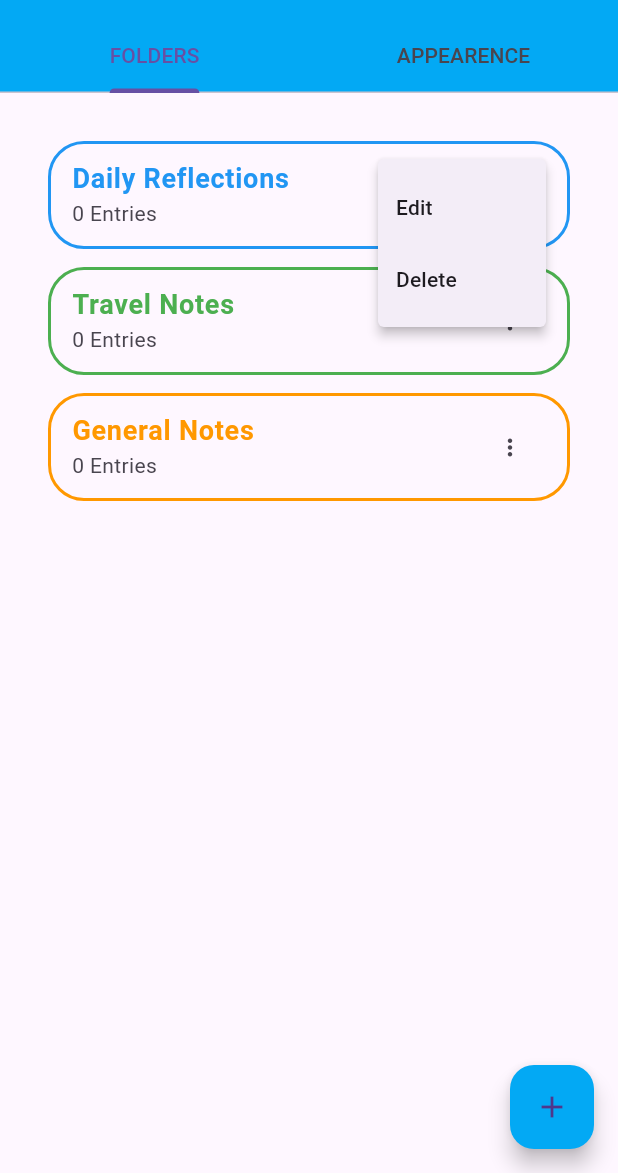
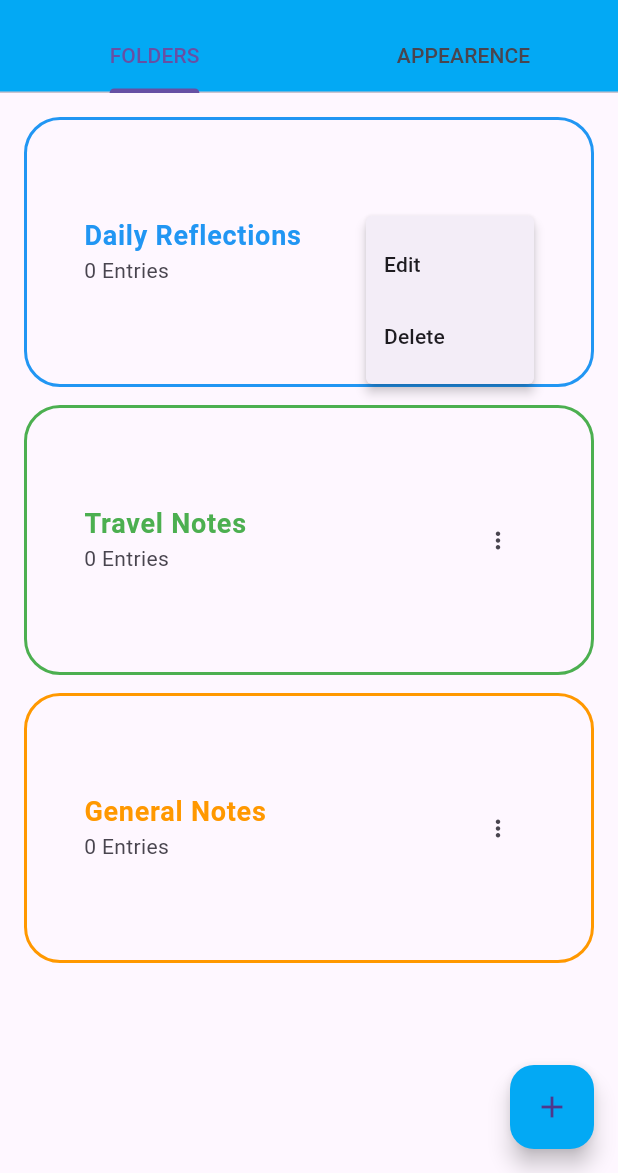
Before and after one commit to Albi2708/flutter_journal_app, a Flutter app: the screen it shows after launch, after a tap on the "more vert" icon, on a phone screen of 412 x 824 dp, the part 63-1236 px from its top. Run offline on Flutter 3.47's test engine with Material 3 defaults, Android fonts, the phone set to English and light mode, and no system bars; our stand-ins replace image_picker, logger, sqflite, sqflite_common_ffi; accounts and stored records are empty.

Commit message:
Improved code documentation

```diff
--- a/lib/screens/home_screen.dart
+++ b/lib/screens/home_screen.dart
@@ -8,16 +8,26 @@ import '../models/folder.dart';
 import '../providers/app_settings.dart';
 import '../widgets/custom_alert_dialog.dart';
 
+/// The main screen showing user-defined folders and appearance settings.
+///
+/// Provides two tabs:
+///  - **Folders**: list, create, edit, delete folders
+///  - **Appearance**: toggle dark mode and pick header color
 class HomeScreen extends StatefulWidget {
   const HomeScreen({super.key});
+
   @override
   State<HomeScreen> createState() => _HomeScreenState();
 }
 
 class _HomeScreenState extends State<HomeScreen> with RouteAware {
+  /// Helper instance for SQLite operations.
   final db = DatabaseHelper();
+
+  /// Current list of folders loaded from the database.
   List<Folder> _folders = [];
 
+  /// Palette of colors available for folders and header.
   static const Map<String, Color> _colorOptions = {
     'Green': Color(0xFF4CAF50),
     'Blue': Color(0xFF2196F3),
@@ -38,9 +48,13 @@ class _HomeScreenState extends State<HomeScreen> with RouteAware {
     _loadFolders();
   }
 
+  /// Loads all folders from the database.
+  ///
+  /// If none exist, seeds the defaults and reloads.
   Future<void> _loadFolders() async {
     final list = await db.getAllFolders();
     if (list.isEmpty) {
+      // Seed default folders on first run
       for (final f in [
         Folder(name: 'Daily Reflections', color: _colorOptions['Blue']!),
         Folder(name: 'Travel Notes', color: _colorOptions['Green']!),
@@ -55,31 +69,9 @@ class _HomeScreenState extends State<HomeScreen> with RouteAware {
     setState(() {});
   }
 
-  void _addFolder(String name, Color color) async {
-    final id = await db.insertFolder(Folder(name: name, color: color));
-    setState(() {
-      _folders.add(Folder(id: id, name: name, color: color));
-    });
-  }
-
-  @override
-  void didChangeDependencies() {
-    super.didChangeDependencies();
-    final route = ModalRoute.of(context)!;
-    routeObserver.subscribe(this, route);
-  }
-
-  @override
-  void dispose() {
-    routeObserver.unsubscribe(this);
-    super.dispose();
-  }
-
-  @override
-  void didPopNext() {
-    setState(() {});
-  }
-
+  /// Shows the add/edit folder dialog.
+  ///
+  /// If [folder] is provided, populates fields for editing.
   void _showFolderDialog({Folder? folder}) {
     final isEditing = folder != null;
     String name = folder?.name ?? '';
@@ -145,10 +137,12 @@ class _HomeScreenState extends State<HomeScreen> with RouteAware {
                       if (trimmed.isEmpty) return;
                       final color = _colorOptions[selectedKey]!;
                       if (isEditing) {
+                        // Update existing folder
                         await db.updateFolder(
                           Folder(id: folder!.id, name: trimmed, color: color),
                         );
                       } else {
+                        // Create new folder
                         await db.insertFolder(
                           Folder(name: trimmed, color: color),
                         );
@@ -166,11 +160,31 @@ class _HomeScreenState extends State<HomeScreen> with RouteAware {
   }
 
   @override
+  void didChangeDependencies() {
+    super.didChangeDependencies();
+    final route = ModalRoute.of(context)!;
+    routeObserver.subscribe(this, route);
+  }
+
+  @override
+  void dispose() {
+    routeObserver.unsubscribe(this);
+    super.dispose();
+  }
+
+  @override
+  void didPopNext() {
+    // Refresh when returning from another screen
+    setState(() {});
+  }
+
+  @override
   Widget build(BuildContext context) {
     final settings = context.watch<AppSettings>();
 
+    // Base style for folder buttons
     final baseStyle = OutlinedButton.styleFrom(
-      backgroundColor: Colors.white,
+      backgroundColor: Theme.of(context).colorScheme.surface,
       minimumSize: const Size.fromHeight(180),
       side: const BorderSide(width: 2),
       shape: RoundedRectangleBorder(borderRadius: BorderRadius.circular(24)),
@@ -187,13 +201,11 @@ class _HomeScreenState extends State<HomeScreen> with RouteAware {
             tabs: [Tab(text: 'FOLDERS'), Tab(text: 'APPEARENCE')],
           ),
         ),
-
         floatingActionButton: FloatingActionButton(
           onPressed: _showFolderDialog,
           child: const Icon(Icons.add),
           backgroundColor: settings.headerColor,
         ),
-
         body: TabBarView(
           children: [
             // ###################### FOLDERS TAB ######################
@@ -201,19 +213,15 @@ class _HomeScreenState extends State<HomeScreen> with RouteAware {
               child: Padding(
                 padding: const EdgeInsets.all(16),
                 child: ListView.separated(
-                  padding: const EdgeInsets.all(16),
                   itemCount: _folders.length,
                   separatorBuilder: (_, __) => const SizedBox(height: 12),
                   itemBuilder: (context, i) {
                     final f = _folders[i];
                     return OutlinedButton(
-                      style: OutlinedButton.styleFrom(
-                        backgroundColor: Theme.of(context).colorScheme.surface,
-                        side: BorderSide(color: f.color, width: 2),
-                        shape: RoundedRectangleBorder(
-                          borderRadius: BorderRadius.circular(24),
+                      style: baseStyle.copyWith(
+                        side: MaterialStateProperty.all(
+                          BorderSide(color: f.color, width: 2),
                         ),
-                        padding: EdgeInsets.zero,
                       ),
                       onPressed: () async {
                         await Navigator.push(
@@ -223,7 +231,6 @@ class _HomeScreenState extends State<HomeScreen> with RouteAware {
                           ),
                         );
                       },
-
                       child: ListTile(
                         contentPadding: const EdgeInsets.symmetric(
                           horizontal: 16,
@@ -245,7 +252,7 @@ class _HomeScreenState extends State<HomeScreen> with RouteAware {
                             }
                             final cnt = snap.data ?? 0;
                             return Text(
-                              '$cnt ${cnt == 1 ? 'Entry' : 'Entries'}',
+                              '$cnt ${cnt == 1 ? "Entry" : "Entries"}',
                             );
                           },
                         ),
@@ -255,7 +262,7 @@ class _HomeScreenState extends State<HomeScreen> with RouteAware {
                           onSelected: (action) async {
                             if (action == 'edit') {
                               _showFolderDialog(folder: f);
-                            } else if (action == 'delete') {
+                            } else {
                               final confirm = await showCustomDialog<bool>(
                                 context: context,
                                 title: 'Delete Folder?',
```
Also changed, not shown: lib/app.dart (+11 -0 lines), lib/db/database_helper.dart (+43 -0 lines), lib/main.dart (+12 -1 lines), lib/providers/app_settings.dart (+14 -0 lines), lib/screens/entry_edit_screen.dart (+35 -1 lines), lib/screens/entry_list_screen.dart (+14 -0 lines), lib/screens/media_carousel_screen.dart (+23 -8 lines).
